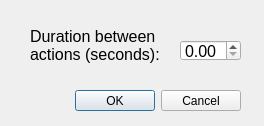
Above: settingsWin.ui from sqrtxander/6nimmt before the change. Below: the same form after it.
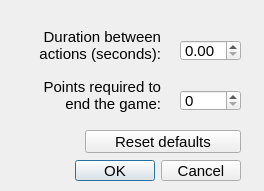
That is the form after the change.

Commit message: settings now include point required to end game and a reset defaults option

What changed in the file:
```diff
--- a/settingsWin.ui
+++ b/settingsWin.ui
@@ -7,7 +7,7 @@
     <x>0</x>
     <y>0</y>
     <width>264</width>
-    <height>126</height>
+    <height>191</height>
    </rect>
   </property>
   <property name="windowTitle">
@@ -17,11 +17,16 @@
    <property name="geometry">
     <rect>
      <x>20</x>
-     <y>90</y>
+     <y>160</y>
      <width>221</width>
      <height>21</height>
     </rect>
    </property>
+   <property name="font">
+    <font>
+     <pointsize>11</pointsize>
+    </font>
+   </property>
    <property name="orientation">
     <enum>Qt::Horizontal</enum>
    </property>
@@ -40,27 +45,85 @@
    </property>
    <property name="font">
     <font>
-     <pointsize>12</pointsize>
+     <pointsize>11</pointsize>
     </font>
    </property>
   </widget>
   <widget class="QLabel" name="label">
    <property name="geometry">
     <rect>
-     <x>30</x>
+     <x>10</x>
      <y>20</y>
-     <width>141</width>
+     <width>151</width>
      <height>51</height>
     </rect>
    </property>
    <property name="font">
     <font>
-     <pointsize>12</pointsize>
+     <pointsize>11</pointsize>
     </font>
    </property>
    <property name="text">
     <string>Duration between
 actions (seconds):</string>
+   </property>
+   <property name="alignment">
+    <set>Qt::AlignRight|Qt::AlignTrailing|Qt::AlignVCenter</set>
+   </property>
+  </widget>
+  <widget class="QLabel" name="label_2">
+   <property name="geometry">
+    <rect>
+     <x>10</x>
+     <y>70</y>
+     <width>151</width>
+     <height>51</height>
+    </rect>
+   </property>
+   <property name="font">
+    <font>
+     <pointsize>11</pointsize>
+    </font>
+   </property>
+   <property name="text">
+    <string>Points required to
+end the game:</string>
+   </property>
+   <property name="alignment">
+    <set>Qt::AlignRight|Qt::AlignTrailing|Qt::AlignVCenter</set>
+   </property>
+  </widget>
+  <widget class="QSpinBox" name="points_inp">
+   <property name="geometry">
+    <rect>
+     <x>180</x>
+     <y>90</y>
+     <width>61</width>
+     <height>21</height>
+    </rect>
+   </property>
+   <property name="font">
+    <font>
+     <pointsize>11</pointsize>
+    </font>
+   </property>
+  </widget>
+  <widget class="QPushButton" name="reset_btn">
+   <property name="geometry">
+    <rect>
+     <x>85</x>
+     <y>130</y>
+     <width>156</width>
+     <height>23</height>
+    </rect>
+   </property>
+   <property name="font">
+    <font>
+     <pointsize>11</pointsize>
+    </font>
+   </property>
+   <property name="text">
+    <string>Reset defaults</string>
    </property>
   </widget>
  </widget>
```
The commit also changes 6 other files.
